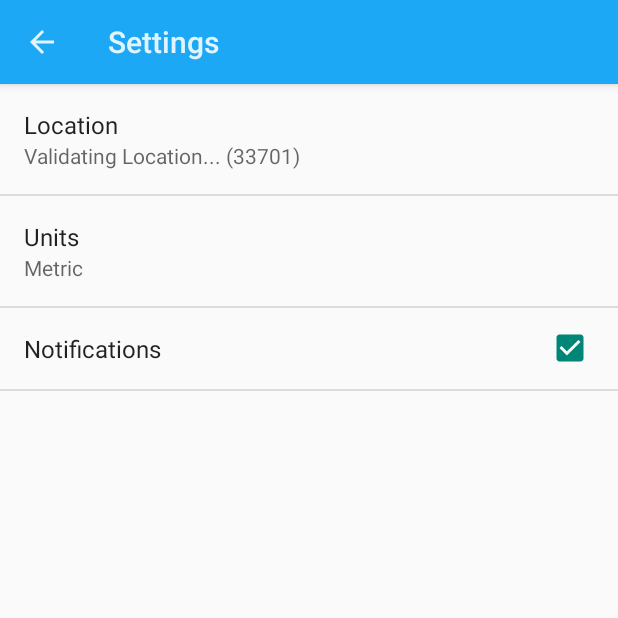
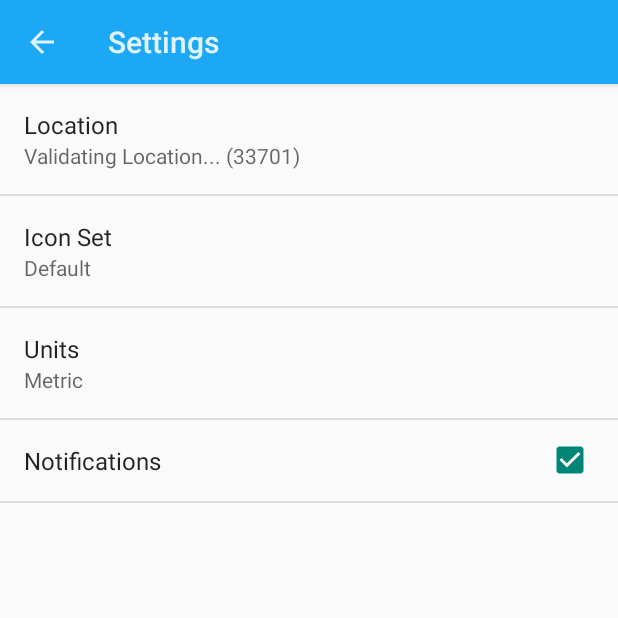
Before and after one commit to gabyquiles/android-sunshine-app, an Android app: the SettingsActivity screen opened directly, with no data from a screen before it, on a phone screen of 412 x 824 dp, the top half of it. Run offline under Robolectric (Android 15) with nearby library versions, the phone set to English and light mode, and no system bars.

Commit message:
Choose icon pack

```diff
--- a/app/src/main/java/com/gabyquiles/sunshine/MainActivity.java
+++ b/app/src/main/java/com/gabyquiles/sunshine/MainActivity.java
@@ -45,6 +45,7 @@ public class MainActivity extends ActionBarActivity implements ForecastFragment.
         ForecastFragment forecastFragment = (ForecastFragment) getSupportFragmentManager().findFragmentById(R.id.fragment_forecast);
         forecastFragment.setUseTodayLayout(!mTwoPane);
         SunshineSyncAdapter.initializeSyncAdapter(this);
+        SunshineSyncAdapter.syncImmediately(this);
     }
 
     @Override
--- a/app/src/main/java/com/gabyquiles/sunshine/SettingsActivity.java
+++ b/app/src/main/java/com/gabyquiles/sunshine/SettingsActivity.java
@@ -39,6 +39,7 @@ public class SettingsActivity extends PreferenceActivity
         // updated when the preference changes.
         bindPreferenceSummaryToValue(findPreference(getString(R.string.pref_location_key)));
         bindPreferenceSummaryToValue(findPreference(getString(R.string.pref_units_key)));
+        bindPreferenceSummaryToValue(findPreference(getString(R.string.pref_iconset_key)));
     }
 
     public void onResume() {
@@ -125,13 +126,16 @@ public class SettingsActivity extends PreferenceActivity
             // first clear locationStatus
             Utility.resetLocationStatus(this);
             SunshineSyncAdapter.syncImmediately(this);
-        } else if ( key.equals(getString(R.string.pref_units_key)) ) {
+        } else if ( key.equals(getString(R.string.pref_units_key))) {
             // units have changed. update lists of weather entries accordingly
             getContentResolver().notifyChange(WeatherContract.WeatherEntry.CONTENT_URI, null);
         } else if ( key.equals(getString(R.string.pref_location_status_key)) ) {
             // our location status has changed.  Update the summary accordingly
             Preference locationPreference = findPreference(getString(R.string.pref_location_key));
             bindPreferenceSummaryToValue(locationPreference);
+        } else if ( key.equals(getString(R.string.pref_iconset_key)) ) {
+            // art pack have changed. update lists of weather entries accordingly
+            getContentResolver().notifyChange(WeatherContract.WeatherEntry.CONTENT_URI, null);
         }
     }
 }
--- a/app/src/main/res/values/arrays.xml
+++ b/app/src/main/res/values/arrays.xml
@@ -8,4 +8,14 @@
         <item>@string/pref_units_metric_value</item>
         <item>@string/pref_units_imperial_value</item>
     </string-array>
+    <string-array name="pref_iconset_labels">
+        <item>@string/pref_iconset_default_label</item>
+        <item>@string/pref_iconset_colored_label</item>
+        <item>@string/pref_iconset_mono_label</item>
+    </string-array>
+    <string-array name="pref_iconset_urls">
+        <item>@string/pref_iconset_default_url</item>
+        <item>@string/pref_iconset_colored_url</item>
+        <item>@string/pref_iconset_mono_url</item>
+    </string-array>
 </resources>
--- a/app/src/main/res/values/strings.xml
+++ b/app/src/main/res/values/strings.xml
@@ -102,6 +102,15 @@
     <string name="a11y_forecast_icon">Forecast icon: <xliff:g id="condition">%1$s</xliff:g></string>
 
     <!-- Format for retrieving art from an external source [CHAR LIMIT=NONE] -->
-    <string name="format_art_url" translatable="false">https://raw.githubusercontent.com/udacity/Sunshine-Version-2/sunshine_master/app/src/main/res/drawable-xxhdpi/art_<xliff:g id="description">%s</xliff:g>.png</string>
+    <string name="format_art_url" translatable="false"><xliff:g id="url">%s</xliff:g>/art_<xliff:g id="description">%s</xliff:g>.png</string>
+
+    <string name="pref_iconset_label">Icon Set</string>
+    <string name="pref_iconset_key" translatable="false">iconset_url</string>
+    <string name="pref_iconset_colored_label" translatable="false">Colored</string>
+    <string name="pref_iconset_mono_label" translatable="false">Mono</string>
+    <string name="pref_iconset_default_label" translatable="false">Default</string>
+    <string name="pref_iconset_default_url" translatable="false">local</string>
+    <string name="pref_iconset_colored_url" translatable="false">https://raw.githubusercontent.com/udacity/sunshine_icons/master/Archive/Colored</string>
+    <string name="pref_iconset_mono_url" translatable="false">https://raw.githubusercontent.com/udacity/sunshine_icons/master/Archive/Mono</string>
 
 </resources>
--- a/app/src/main/res/xml/pref_general.xml
+++ b/app/src/main/res/xml/pref_general.xml
@@ -15,6 +15,14 @@
          dismiss it. -->
     <!-- NOTE: ListPreference's summary should be set to its value by the activity code. -->
     <ListPreference
+        android:key="@string/pref_iconset_key"
+        android:title="@string/pref_iconset_label"
+        android:defaultValue="@string/pref_iconset_default_url"
+        android:entries="@array/pref_iconset_labels"
+        android:entryValues="@array/pref_iconset_urls"
+        android:negativeButtonText="@null"
+        android:positiveButtonText="@null" />
+    <ListPreference
         android:key="@string/pref_units_key"
         android:title="@string/pref_units_label"
         android:defaultValue="@string/pref_units_default"
```
Also changed, not shown: app/src/main/java/com/gabyquiles/sunshine/Utility.java (+14 -11 lines).
